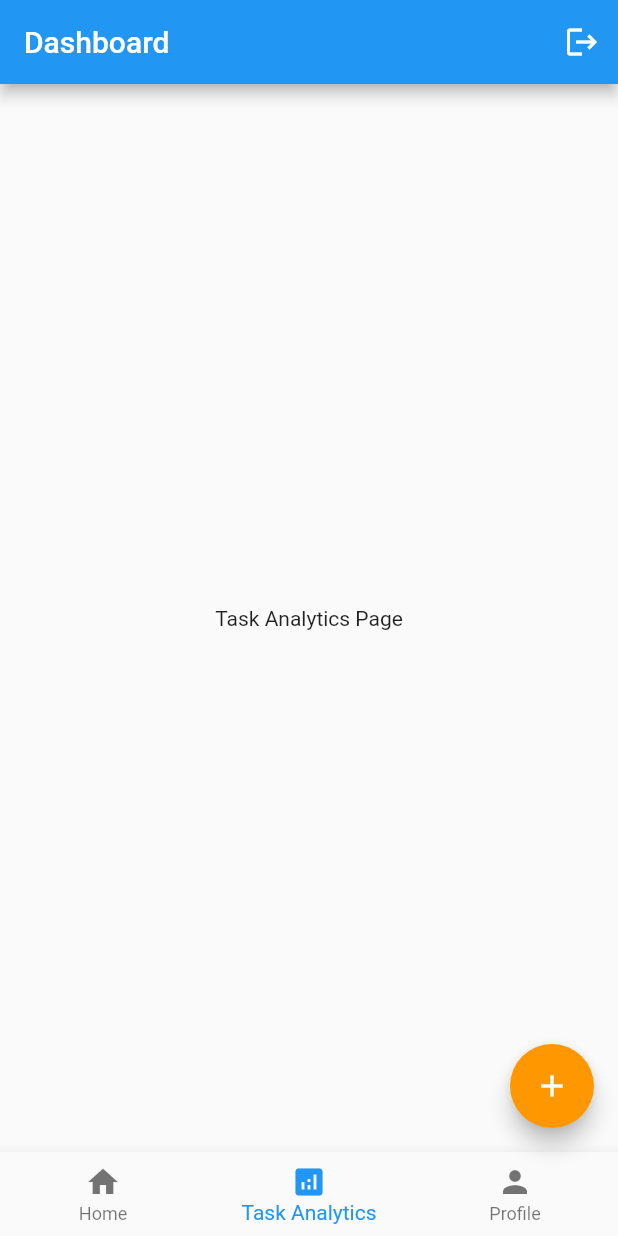
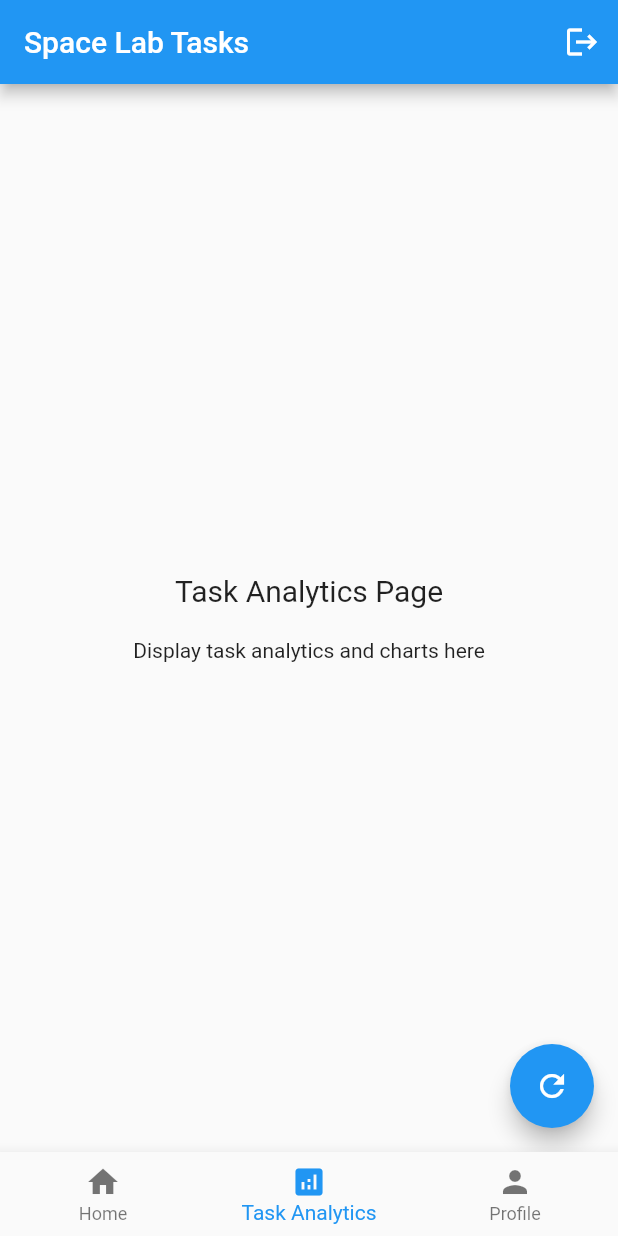
Before and after one commit to ShubhamKNIT/D-Artistry, a Flutter app: the DashboardPage screen opened directly, item 2 of the bottom bar chosen, on a phone screen of 412 x 824 dp. Run offline on Flutter 3.47's test engine with Material 2 defaults, Android fonts, the phone set to English and light mode, and no system bars; our stand-ins replace firebase_auth, firebase_core, google_sign_in; accounts and stored records are empty.

Commit message:
Improved code of bottom navigation bar items

```diff
--- a/lib/BottomNavigation/task_analytics_page.dart
+++ b/lib/BottomNavigation/task_analytics_page.dart
@@ -5,8 +5,28 @@ class TaskAnalyticsPage extends StatelessWidget {
 
   @override
   Widget build(BuildContext context) {
-    return const Center(
-      child: Text('Task Analytics Page'),
+    return Scaffold(
+      body: const Center(
+        child: Column(
+          mainAxisAlignment: MainAxisAlignment.center,
+          children: <Widget>[
+            Text(
+              'Task Analytics Page',
+              style: TextStyle(fontSize: 20),
+            ),
+            SizedBox(height: 20),
+            Text('Display task analytics and charts here'),
+          ],
+        ),
+      ),
+      floatingActionButton: FloatingActionButton(
+        onPressed: () {
+          // Implement a feature to refresh or update analytics
+          // For example, fetch and display the latest data
+
+        },
+        child: const Icon(Icons.refresh),
+      ),
     );
   }
 }
--- a/lib/dashboard_page.dart
+++ b/lib/dashboard_page.dart
@@ -44,8 +44,12 @@ class _DashboardPageState extends State<DashboardPage> {
   @override
   Widget build(BuildContext context) {
     return Scaffold(
+      body: _selectedItem == 0
+          ? const TodoListPage() // Display TodoListPage when "Home" is selected
+          : _pages.elementAt(_selectedItem),
+
       appBar: AppBar(
-        title: const Text('Dashboard'),
+        title: const Text('Space Lab Tasks'),
         actions: <Widget>[
           IconButton(
             onPressed: () {
@@ -54,14 +58,6 @@ class _DashboardPageState extends State<DashboardPage> {
             icon: const Icon(Icons.logout),
           )
         ],
-      ),
-
-      body: _pages.elementAt(_selectedItem),
-
-      floatingActionButton: FloatingActionButton(
-        backgroundColor: Colors.orange,
-        child: const Icon(Icons.add),
-        onPressed: () {}, // Replace with AddTaskPage() route (TBD)
       ),
 
       // Bottom Navigation Bar with 3 items (Home, Task Analytics, Profile)
```
Also changed, not shown: lib/BottomNavigation/profile_page.dart (+7 -2 lines), lib/BottomNavigation/todo_list_page.dart (+29 -3 lines).
